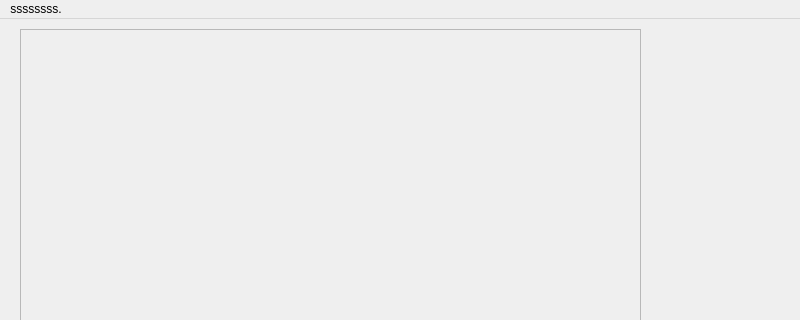
heisyoung/ELK-Project, file CCTV/QTui/Main.ui: the form before one commit; both pictures show x 0 to 800 and y 0 to 320 of the 800 by 600 pixel window.
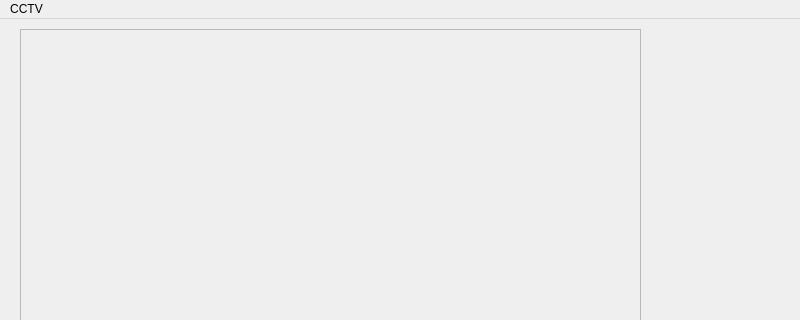
The form after the commit.

Commit message: 메뉴바 이름 수정

The edit to the form file:
```diff
--- a/CCTV/QTui/Main.ui
+++ b/CCTV/QTui/Main.ui
@@ -10,6 +10,12 @@
     <height>600</height>
    </rect>
   </property>
+  <property name="maximumSize">
+   <size>
+    <width>16777211</width>
+    <height>16777215</height>
+   </size>
+  </property>
   <property name="windowTitle">
    <string>MainWindow</string>
   </property>
@@ -88,7 +94,7 @@
      </sizepolicy>
     </property>
     <property name="title">
-     <string>ssssssss.</string>
+     <string>CCTV</string>
     </property>
     <addaction name="action_setting"/>
    </widget>
```
Left out of the diff: 8 changed lines with no effect on the pictures.
